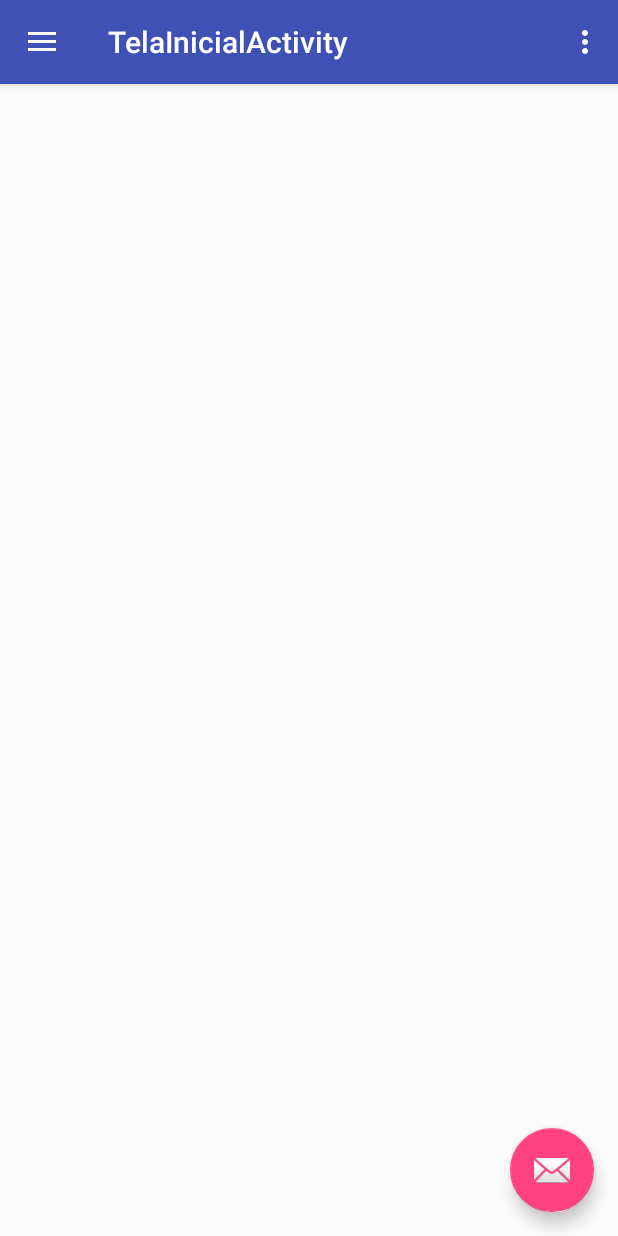
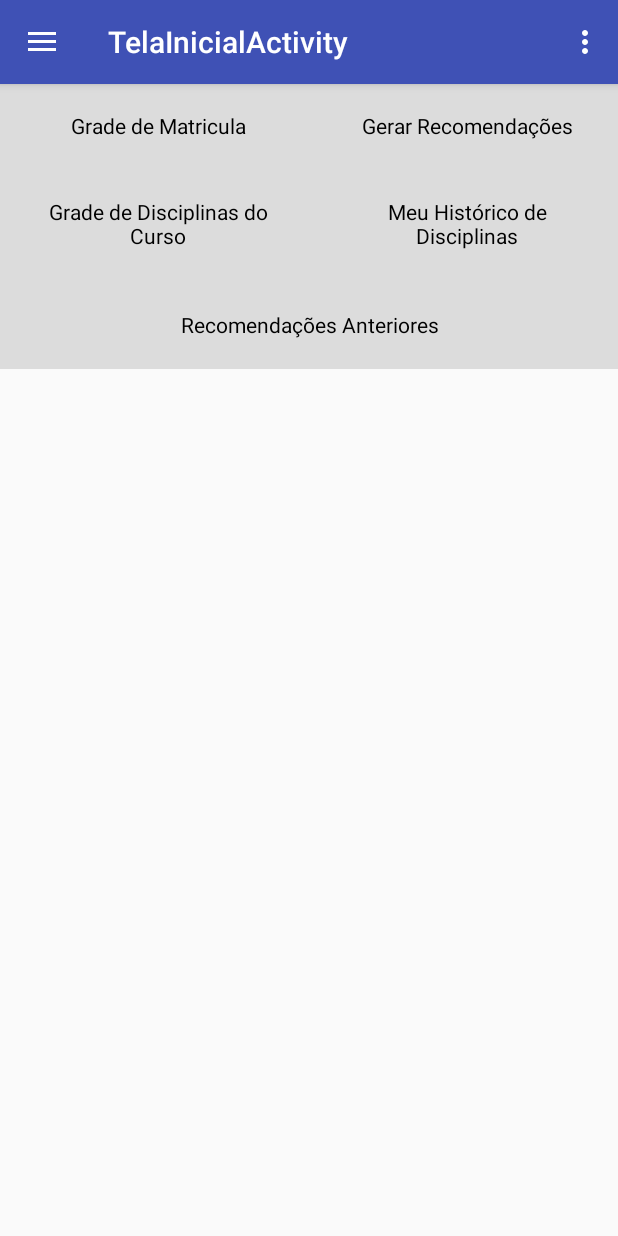
Before and after one commit to elntele/Sisa, an Android app: the TelaInicialActivity screen opened directly, with no data from a screen before it, on a phone screen of 412 x 824 dp. Run offline under Robolectric (Android 15) with nearby library versions, the phone set to English and light mode, and no system bars.

Commit message:
Layout tela inicial implementado
Falta inflar os widgets a partir de TelaInicialActivity.

```diff
--- a/app/src/main/java/br/ufrpe/android/sisa/TelaInicialActivity.java
+++ b/app/src/main/java/br/ufrpe/android/sisa/TelaInicialActivity.java
@@ -12,6 +12,7 @@ import android.support.v7.app.AppCompatActivity;
 import android.support.v7.widget.Toolbar;
 import android.view.Menu;
 import android.view.MenuItem;
+import android.widget.GridView;
 
 public class TelaInicialActivity extends AppCompatActivity
         implements NavigationView.OnNavigationItemSelectedListener {
@@ -99,4 +100,8 @@ public class TelaInicialActivity extends AppCompatActivity
         drawer.closeDrawer(GravityCompat.START);
         return true;
     }
+
+
+
+
 }
--- a/app/src/main/res/layout/app_bar_tela_inicial.xml
+++ b/app/src/main/res/layout/app_bar_tela_inicial.xml
@@ -23,12 +23,4 @@
 
     <include layout="@layout/content_tela_inicial"/>
 
-    <android.support.design.widget.FloatingActionButton
-        android:id="@+id/fab"
-        android:layout_width="wrap_content"
-        android:layout_height="wrap_content"
-        android:layout_gravity="bottom|end"
-        android:layout_margin="@dimen/fab_margin"
-        app:srcCompat="@android:drawable/ic_dialog_email"/>
-
 </android.support.design.widget.CoordinatorLayout>
--- a/app/src/main/res/layout/content_tela_inicial.xml
+++ b/app/src/main/res/layout/content_tela_inicial.xml
@@ -1,12 +1,71 @@
 <?xml version="1.0" encoding="utf-8"?>
-<android.support.constraint.ConstraintLayout
+<TableLayout
     xmlns:android="http://schemas.android.com/apk/res/android"
     xmlns:app="http://schemas.android.com/apk/res-auto"
     xmlns:tools="http://schemas.android.com/tools"
     android:layout_width="match_parent"
     android:layout_height="match_parent"
+    android:gravity="center_horizontal"
     app:layout_behavior="@string/appbar_scrolling_view_behavior"
     tools:context="br.ufrpe.android.sisa.TelaInicialActivity"
     tools:showIn="@layout/app_bar_tela_inicial">
 
-</android.support.constraint.ConstraintLayout>
+    <TableRow
+        android:layout_width="match_parent"
+        android:layout_height="wrap_content">
+    <TextView
+        android:id="@+id/grade_matricula_text_view"
+        android:text="Grade de Matricula"
+        android:layout_weight="1"
+        android:background="#dcdcdc"
+        android:textColor="#000000"
+        android:padding="18dip"
+        android:gravity="center"/>
+    <TextView
+        android:id="@+id/gerar_recomendcoes_text_view"
+        android:text="Gerar Recomendações"
+        android:layout_weight="1"
+        android:background="#dcdcdc"
+        android:textColor="#000000"
+        android:padding="18dip"
+        android:gravity="center"/>
+    </TableRow>
+
+    <TableRow
+        android:layout_width="match_parent"
+        android:layout_height="wrap_content">
+        <TextView
+            android:id="@+id/grade_curso_text_view"
+            android:text="Grade de Disciplinas do Curso"
+            android:layout_weight="1"
+            android:background="#dcdcdc"
+            android:textColor="#000000"
+            android:padding="20dip"
+            android:gravity="center"/>
+        <TextView
+            android:id="@+id/historico_text_view"
+            android:text="Meu Histórico de Disciplinas"
+            android:layout_weight="1"
+            android:background="#dcdcdc"
+            android:textColor="#000000"
+            android:padding="20dip"
+            android:gravity="center">
+
+        </TextView>
+    </TableRow>
+    <TableRow
+        android:layout_width="match_parent"
+        android:layout_height="wrap_content">
+
+        <TextView
+            android:id="@+id/recomendacoes1_text_view"
+            android:text="Recomendações Anteriores"
+            android:layout_weight="1"
+            android:background="#dcdcdc"
+            android:textColor="#000000"
+            android:padding="20dip"
+            android:gravity="center">
+
+        </TextView>
+    </TableRow>
+</TableLayout>
--- a/app/src/main/res/layout/nav_header_tela_inicial.xml
+++ b/app/src/main/res/layout/nav_header_tela_inicial.xml
@@ -24,13 +24,13 @@
         android:layout_width="match_parent"
         android:layout_height="wrap_content"
         android:paddingTop="@dimen/nav_header_vertical_spacing"
-        android:text="Android Studio"
+        android:text="Sisa"
         android:textAppearance="@style/TextAppearance.AppCompat.Body1"/>
 
     <TextView
         android:id="@+id/textView"
         android:layout_width="wrap_content"
         android:layout_height="wrap_content"
-        android:text="android.studio@android.com"/>
+        android:text="sisa.ufrpe@ufrpe.br"/>
 
 </LinearLayout>
--- a/app/src/main/res/values/strings.xml
+++ b/app/src/main/res/values/strings.xml
@@ -7,6 +7,11 @@
     <string name="login_button">Entrar</string>
     <string name="cadastro_button">Cadastre-se</string>
     <string name="disciplina_titulo">Lista de disciplinas</string>
+    <string name="minha_grade_de_matricula">Minha Grade de Matrícula</string>
+    <string name="gerar_recomendações">Gerar Recomendações</string>
+    <string name="grade_curso">Grade do Curso</string>
+    <string name="meu_historico">Meu Histórico</string>
+    <string name="recomendacoes_anteriores">Recomendações Anteriores</string>
 
     <!-- TODO: Remove or change this placeholder text -->
     <string name="hello_blank_fragment">Hello blank fragment</string>
```
